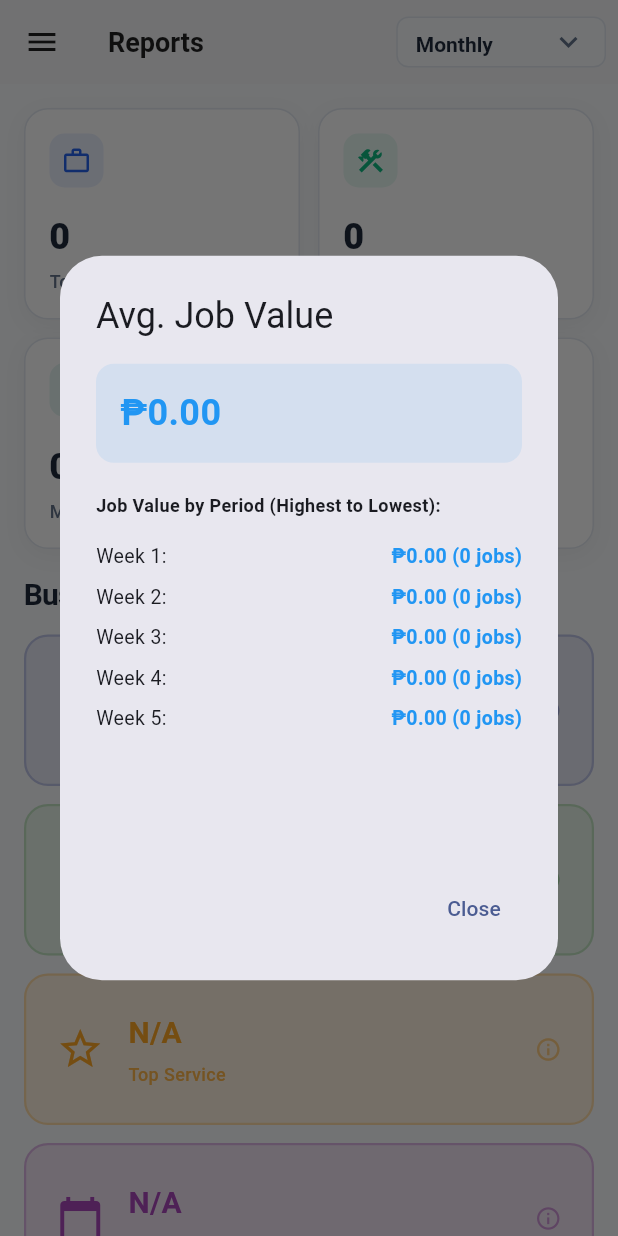
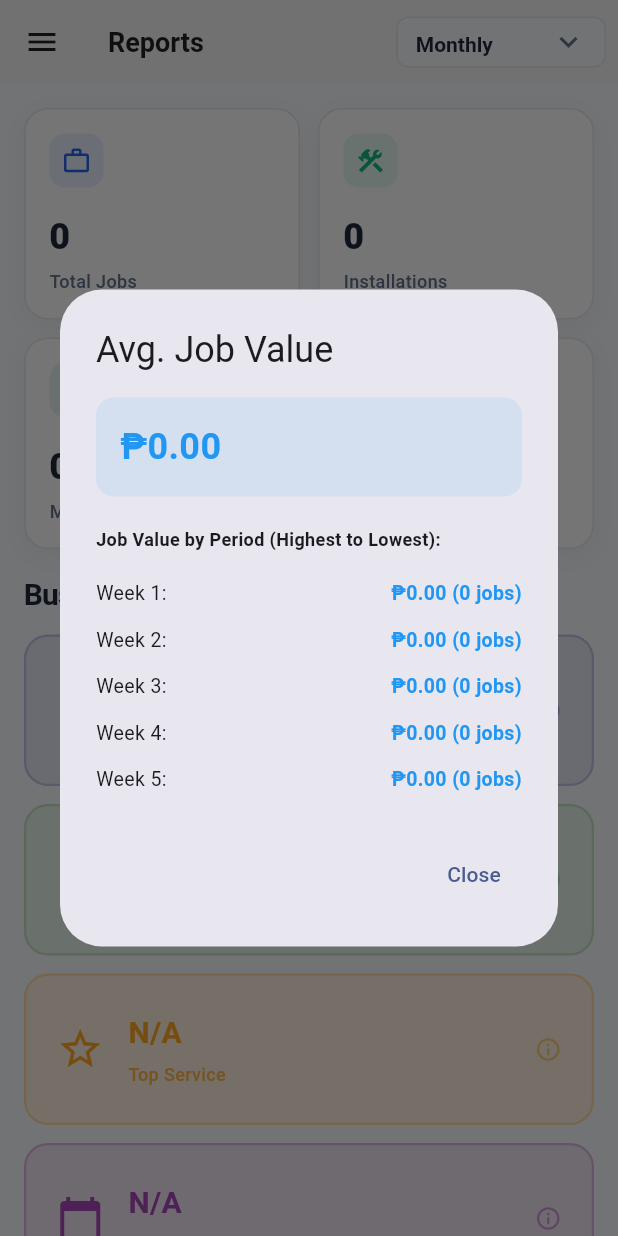
Before and after one commit to Lethe-28/IT12_G-J_AIRCON_SOLUTIONS, a Flutter app: the ReportsScreen screen opened by its route, after a tap on "₱0.00", on a phone screen of 412 x 824 dp. Run offline on Flutter 3.47's test engine with Material 3 defaults, Android fonts, the phone set to English and light mode, and no system bars; our stand-ins replace flutter_dotenv, flutter_local_notifications, pdf, printing, shared_preferences, supabase_flutter; missing offline and left inert: excel; accounts and stored records are empty.

Commit message:
Fix modal rendering error - replace ListView with Column and SingleChildScrollView

```diff
--- a/lib/reports.dart
+++ b/lib/reports.dart
@@ -649,23 +649,29 @@
           children: [
             const Text('Job Value by Period (Highest to Lowest):', style: TextStyle(fontWeight: FontWeight.bold, fontSize: 12)),
             const SizedBox(height: 12),
-            SizedBox(
-              height: 200,
-              child: ListView.builder(
-                itemCount: periodDetails.length,
-                itemBuilder: (ctx, idx) {
+            ConstrainedBox(
+              constraints: const BoxConstraints(maxHeight: 250),
+              child: SingleChildScrollView(
+                child: Column(
+                  mainAxisSize: MainAxisSize.min,
+                  children: List.generate(
+                    periodDetails.length,
+                    (idx) {
                       final detail = periodDetails[idx];
                       return Padding(
-                    padding: const EdgeInsets.symmetric(vertical: 4),
+                        padding: const EdgeInsets.symmetric(vertical: 6),
                         child: Row(
                           mainAxisAlignment: MainAxisAlignment.spaceBetween,
                           children: [
-                        Text('${detail.period}:', style: const TextStyle(fontSize: 13)),
-                        Text('₱${detail.value.toStringAsFixed(2)} (${detail.count} jobs)', style: const TextStyle(fontSize: 13, color: Colors.blue, fontWeight: FontWeight.w600)),
+                            Flexible(child: Text('${detail.period}:', style: const TextStyle(fontSize: 13))),
+                            const SizedBox(width: 8),
+                            Flexible(child: Text('₱${detail.value.toStringAsFixed(2)} (${detail.count} jobs)', style: const TextStyle(fontSize: 13, color: Colors.blue, fontWeight: FontWeight.w600), textAlign: TextAlign.end)),
                           ],
                         ),
                       );
                     },
+                  ),
+                ),
               ),
             ),
           ],
@@ -677,23 +683,29 @@
           children: [
             const Text('Completion Rate by Period (Highest to Lowest):', style: TextStyle(fontWeight: FontWeight.bold, fontSize: 12)),
             const SizedBox(height: 12),
-            SizedBox(
-              height: 200,
-              child: ListView.builder(
-                itemCount: periodDetails.length,
-                itemBuilder: (ctx, idx) {
+            ConstrainedBox(
+              constraints: const BoxConstraints(maxHeight: 250),
+              child: SingleChildScrollView(
+                child: Column(
+                  mainAxisSize: MainAxisSize.min,
+                  children: List.generate(
+                    periodDetails.length,
+                    (idx) {
                       final detail = periodDetails[idx];
                       return Padding(
-                    padding: const EdgeInsets.symmetric(vertical: 4),
+                        padding: const EdgeInsets.symmetric(vertical: 6),
                         child: Row(
                           mainAxisAlignment: MainAxisAlignment.spaceBetween,
                           children: [
-                        Text('${detail.period}:', style: const TextStyle(fontSize: 13)),
-                        Text('${detail.value.toStringAsFixed(1)}% (${detail.count} completed)', style: const TextStyle(fontSize: 13, color: Colors.green, fontWeight: FontWeight.w600)),
+                            Flexible(child: Text('${detail.period}:', style: const TextStyle(fontSize: 13))),
+                            const SizedBox(width: 8),
+                            Flexible(child: Text('${detail.value.toStringAsFixed(1)}% (${detail.count} completed)', style: const TextStyle(fontSize: 13, color: Colors.green, fontWeight: FontWeight.w600), textAlign: TextAlign.end)),
                           ],
                         ),
                       );
                     },
+                  ),
+                ),
               ),
             ),
           ],
@@ -705,11 +717,14 @@
           children: [
             const Text('Services Ranking (Highest to Lowest):', style: TextStyle(fontWeight: FontWeight.bold, fontSize: 12)),
             const SizedBox(height: 12),
-            SizedBox(
-              height: 200,
-              child: ListView.builder(
-                itemCount: serviceDetails.length,
-                itemBuilder: (ctx, idx) {
+            ConstrainedBox(
+              constraints: const BoxConstraints(maxHeight: 250),
+              child: SingleChildScrollView(
+                child: Column(
+                  mainAxisSize: MainAxisSize.min,
+                  children: List.generate(
+                    serviceDetails.length,
+                    (idx) {
                       final detail = serviceDetails[idx];
                       return Padding(
                         padding: const EdgeInsets.symmetric(vertical: 6),
@@ -731,18 +746,12 @@
                     },
                   ),
                 ),
+              ),
+            ),
           ],
         );
       } else if (isBusiestDay && dayDetails != null) {
         final sortedDays = dayDetails.entries.toList()..sort((a, b) => b.value.compareTo(a.value));
-        final dayOrder = ['Monday', 'Tuesday', 'Wednesday', 'Thursday', 'Friday', 'Saturday', 'Sunday'];
-        sortedDays.sort((a, b) {
-          int aIdx = dayOrder.indexOf(a.key);
-          int bIdx = dayOrder.indexOf(b.key);
-          if (aIdx < 0) aIdx = 999;
-          if (bIdx < 0) bIdx = 999;
-          return sortedDays.indexOf(a).compareTo(sortedDays.indexOf(b));
-        });
 
         return Column(
           mainAxisSize: MainAxisSize.min,
@@ -750,11 +759,14 @@
           children: [
             const Text('Jobs by Day (Highest to Lowest):', style: TextStyle(fontWeight: FontWeight.bold, fontSize: 12)),
             const SizedBox(height: 12),
-            SizedBox(
-              height: 200,
-              child: ListView.builder(
-                itemCount: sortedDays.length,
-                itemBuilder: (ctx, idx) {
+            ConstrainedBox(
+              constraints: const BoxConstraints(maxHeight: 250),
+              child: SingleChildScrollView(
+                child: Column(
+                  mainAxisSize: MainAxisSize.min,
+                  children: List.generate(
+                    sortedDays.length,
+                    (idx) {
                       final day = sortedDays[idx];
                       return Padding(
                         padding: const EdgeInsets.symmetric(vertical: 6),
@@ -771,6 +783,8 @@
                         ),
                       );
                     },
+                  ),
+                ),
               ),
             ),
           ],
```
Lines whose indentation alone changed are shown as unchanged.
